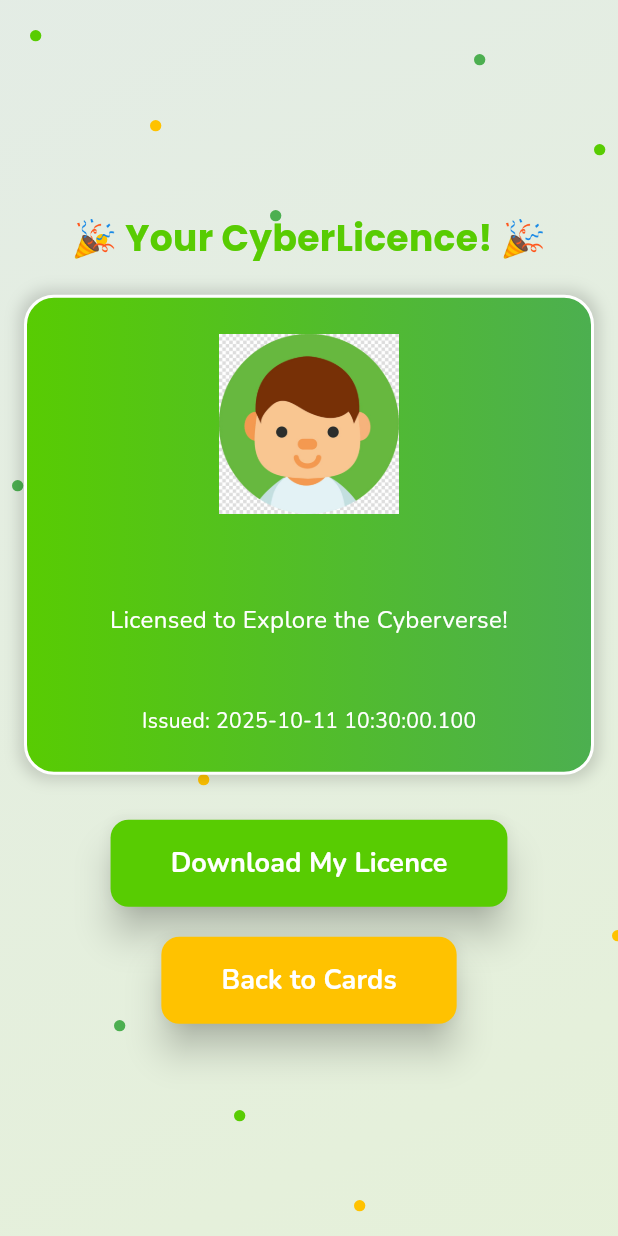
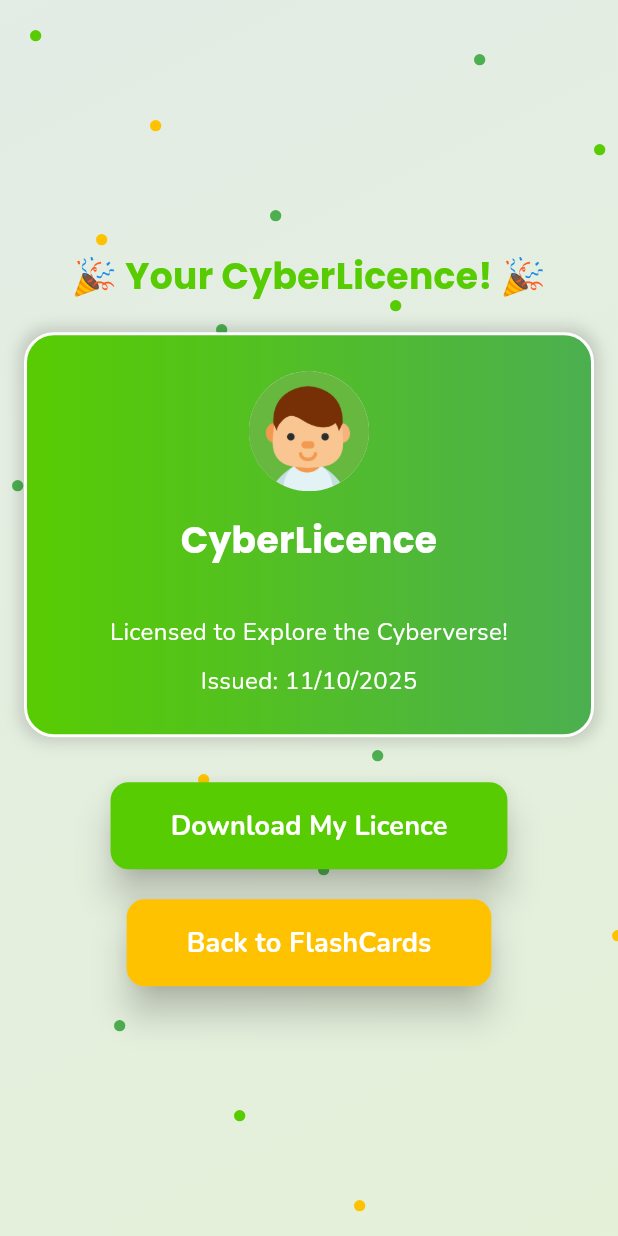
Before and after one commit to RaheelAhmad0066/cyberlicence_app, a Flutter app: the CertificateDownloadScreen screen opened directly with empty values, on a phone screen of 412 x 824 dp. Run offline on Flutter 3.47's test engine with Material 3 defaults, Android fonts, the phone set to English and light mode, and no system bars; our stand-ins replace animate_do, google_fonts, pdf, printing, shared_preferences; accounts and stored records are empty.

Commit message:
updated fixes

```diff
--- a/lib/screens/certified/certified.dart
+++ b/lib/screens/certified/certified.dart
@@ -7,6 +7,7 @@ import 'package:animate_do/animate_do.dart';
 import 'package:pdf/pdf.dart';
 import 'package:pdf/widgets.dart' as pw;
 import 'package:printing/printing.dart';
+import 'package:intl/intl.dart';
 
 class CertificateDownloadScreen extends StatefulWidget {
   final String level;
@@ -38,7 +39,7 @@ class _CertificateDownloadScreenState extends State<CertificateDownloadScreen> {
   Future<void> _loadUserData() async {
     final prefs = await SharedPreferences.getInstance();
     setState(() {
-      userName = prefs.getString('userName') ?? 'Cyber Explorer';
+      userName = prefs.getString('userName') ?? 'David';
       int avatarIndex = prefs.getInt('avatarIndex') ?? 0;
       avatarPath = avatars[avatarIndex % avatars.length];
     });
@@ -143,6 +144,7 @@ class _CertificateDownloadScreenState extends State<CertificateDownloadScreen> {
             begin: Alignment.topLeft,
             end: Alignment.bottomRight,
             colors: [
+              // ignore: deprecated_member_use
               AppColors.success.withOpacity(0.15),
               AppColors.primary.withOpacity(0.15),
             ],
@@ -216,21 +218,22 @@ class _CertificateDownloadScreenState extends State<CertificateDownloadScreen> {
                         ),
                         child: Column(
                           children: [
-                            Image.asset(
-                              avatarPath,
-                              width: 120,
-                              height: 120,
-                              errorBuilder: (context, error, stackTrace) =>
-                                  const Icon(
-                                    Icons.person,
-                                    size: 120,
-                                    color: Colors.white,
-                                  ),
+                            CircleAvatar(
+                              radius: 40,
+                              backgroundColor: Colors.grey.withOpacity(0.4),
+                              backgroundImage: AssetImage(avatarPath),
                             ),
                             const SizedBox(height: 15),
                             Text(
+                              'CyberLicence',
+                              style: CustomTextStyle.headingLargeDark.copyWith(
+                                color: AppColors.white,
+                              ),
+                              textAlign: TextAlign.center,
+                            ),
+                            Text(
                               userName,
-                              style: CustomTextStyle.headingLargeDark.copyWith(
+                              style: CustomTextStyle.body.copyWith(
                                 color: AppColors.white,
                               ),
                               textAlign: TextAlign.center,
@@ -243,17 +246,11 @@ class _CertificateDownloadScreenState extends State<CertificateDownloadScreen> {
                               ),
                               textAlign: TextAlign.center,
                             ),
+
                             const SizedBox(height: 10),
                             Text(
-                              widget.level,
-                              style: CustomTextStyle.subHeading.copyWith(
-                                color: AppColors.white,
-                              ),
-                            ),
-                            const SizedBox(height: 10),
-                            Text(
-                              'Issued: ${DateTime.now()}',
-                              style: CustomTextStyle.hint.copyWith(
+                              'Issued: ${DateFormat('dd/MM/yyyy').format(DateTime.now())}',
+                              style: CustomTextStyle.body.copyWith(
                                 color: AppColors.white,
                               ),
                             ),
@@ -312,7 +309,7 @@ class _CertificateDownloadScreenState extends State<CertificateDownloadScreen> {
                           elevation: 10,
                         ),
                         child: Text(
-                          'Back to Cards',
+                          'Back to FlashCards',
                           style: CustomTextStyle.body.copyWith(
                             fontSize: 18,
                             fontWeight: FontWeight.bold,
--- a/lib/screens/work/work.dart
+++ b/lib/screens/work/work.dart
@@ -45,8 +45,8 @@ class _HowItWorksScreenState extends State<HowItWorksScreen> {
                   children: [
                     _buildStepWithIcon(
                       Icons.school,
-                      'Learn from the flashcards',
-                      'Study fun cards to learn about cyber safety.',
+                      'Practice with flashcards',
+                      'Learn about cyber safety.',
                     ),
                     _buildStepWithIcon(
                       Icons.quiz,
@@ -55,8 +55,8 @@ class _HowItWorksScreenState extends State<HowItWorksScreen> {
                     ),
                     _buildStepWithIcon(
                       Icons.emoji_events,
-                      'Move from L → P → F',
-                      'Pass with 90% or more to progress.',
+                      'Score 90% or more to level up!',
+                      'Earn your Learner,Probationary.and Full Licence badges!',
                     ),
                   ],
                 ),
--- a/pubspec.yaml
+++ b/pubspec.yaml
@@ -39,6 +39,7 @@ dependencies:
   animate_do: ^4.2.0
   pdf: ^3.11.3
   printing: ^5.14.2
+  intl: ^0.20.2
 
 dev_dependencies:
   flutter_test:
```
Also changed, not shown: lib/screens/welcome/welcome.dart (+33 -51 lines), pubspec.lock.
